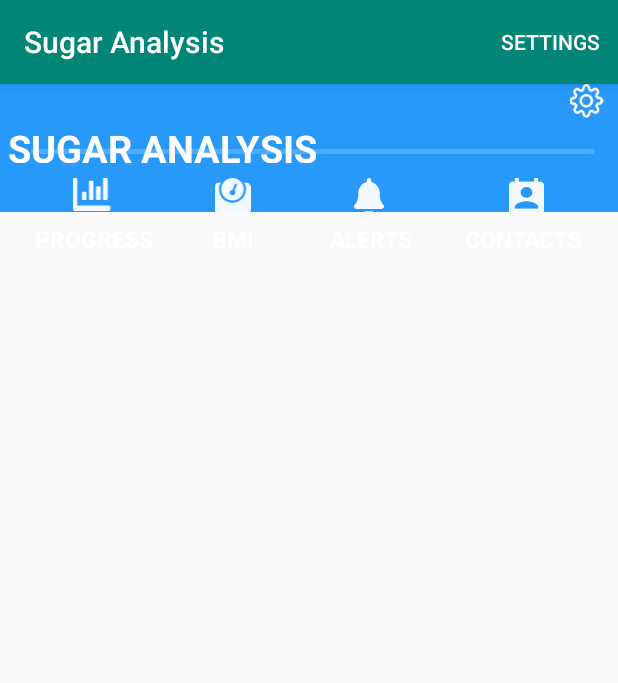
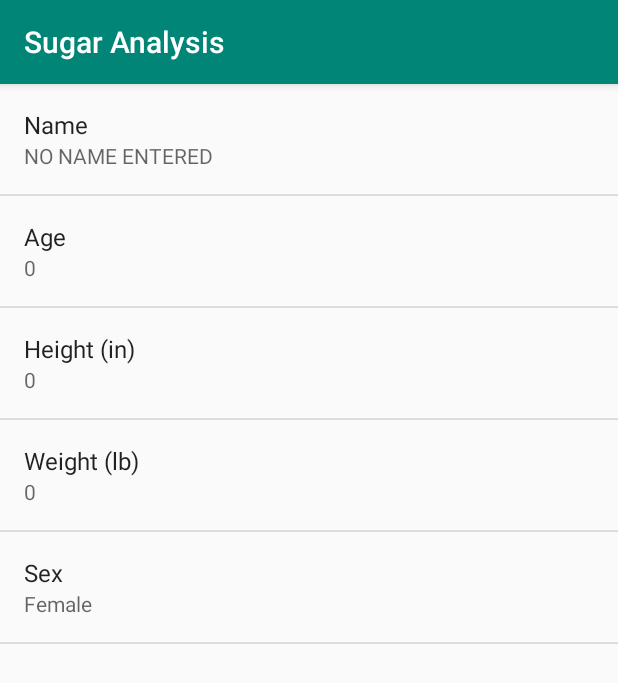
Before and after one commit to noorans/cs115a, an Android app: the screen it shows after launch (MainActivity before the commit, SettingsActivity after it), after a tap on an icon or button, on a phone screen of 412 x 824 dp. Shown: the top 683 px of the screen. Run offline under Robolectric (Android 15) with nearby library versions, the phone set to English and light mode, and no system bars.

Commit message:
Implemented homepage UI and connected settings page to settings icon

```diff
--- a/SugarAnalysis/app/src/main/java/com/example/sugaranalysis/MainActivity.java
+++ b/SugarAnalysis/app/src/main/java/com/example/sugaranalysis/MainActivity.java
@@ -32,8 +32,8 @@ public class MainActivity extends AppCompatActivity {
         settingsButton.setOnClickListener(new View.OnClickListener() {
             @Override
             public void onClick(View view) {
-                //Intent intent = new Intent(MainActivity.this, SettingsActivity.class);
-                //startActivity(intent);
+                Intent intent = new Intent(MainActivity.this, SettingsActivity.class);
+                startActivity(intent);
             }
         });
 
--- a/SugarAnalysis/app/src/main/res/layout/activity_main.xml
+++ b/SugarAnalysis/app/src/main/res/layout/activity_main.xml
@@ -17,7 +17,7 @@
             android:layout_height="wrap_content"
             android:layout_alignParentTop="true"
             android:adjustViewBounds="true"
-            android:src="@drawable/bluerectangle2" />
+            android:src="@drawable/bluerectangle" />
 
         <TextView
             android:id="@+id/sugarAnalysisTitle"
@@ -32,8 +32,7 @@
             android:textStyle="bold"
             android:layout_marginLeft="5dp"
             android:layout_marginTop="25dp"
-            android:textSize="25dp"
-            />
+            android:textSize="25dp"/>
 
         <ImageView
             android:id="@+id/whiteLineTopLabel"
@@ -58,7 +57,7 @@
             android:layout_alignBottom="@id/toplabel"
             android:layout_marginRight="7dp"
             android:layout_marginBottom="30dp"
-            android:src="@drawable/settingsicon1" />
+            android:src="@drawable/settings" />
 
     </RelativeLayout>
 
@@ -71,9 +70,9 @@
             android:layout_width="match_parent"
             android:layout_height="wrap_content"
             android:layout_alignParentTop="true"
-            android:layout_marginTop="-20dp"
+            android:layout_marginTop="-30dp"
             android:adjustViewBounds="true"
-            android:src="@drawable/bluerectangle2" />
+            android:src="@drawable/bluerectangle" />
 
         <ImageView
             android:id="@+id/progressIcon"
@@ -82,8 +81,8 @@
             android:layout_alignLeft="@id/toplabel2"
             android:layout_alignRight="@id/toplabel2"
             android:layout_marginRight="290dp"
-            android:layout_marginTop="10dp"
-            android:src="@drawable/progressicon1" />
+            android:layout_marginTop="1.5dp"
+            android:src="@drawable/progreschart1" />
 
         <TextView
             android:id="@+id/progressLabel"
@@ -92,7 +91,7 @@
             android:layout_alignLeft="@id/toplabel2"
             android:layout_alignRight="@id/toplabel2"
             android:layout_marginLeft="23dp"
-            android:layout_marginTop="40dp"
+            android:layout_marginTop="28dp"
             android:text="@string/progress_label"
             android:textColor="@color/colorWhite"
             android:textSize="15dp"
@@ -104,9 +103,9 @@
             android:layout_height="wrap_content"
             android:layout_alignLeft="@id/toplabel2"
             android:layout_alignRight="@id/toplabel2"
-            android:layout_marginTop="10dp"
+            android:layout_marginTop="-1dp"
             android:layout_marginRight="102dp"
-            android:src="@drawable/weighticon1" />
+            android:src="@drawable/bmiicon1" />
 
         <TextView
             android:id="@+id/bmiLabel"
@@ -115,7 +114,7 @@
             android:layout_alignLeft="@id/toplabel2"
             android:layout_alignRight="@id/toplabel2"
             android:layout_marginLeft="141dp"
-            android:layout_marginTop="40dp"
+            android:layout_marginTop="27.8dp"
             android:text="@string/bmi_label"
             android:textColor="@color/colorWhite"
             android:textSize="15dp"
@@ -128,7 +127,7 @@
             android:layout_alignLeft="@id/toplabel2"
             android:layout_alignRight="@id/toplabel2"
             android:layout_marginLeft="80dp"
-            android:layout_marginTop="10dp"
+            android:layout_marginTop="-1.4dp"
             android:src="@drawable/bellicon1" />
 
         <TextView
@@ -138,7 +137,7 @@
             android:layout_alignLeft="@id/toplabel2"
             android:layout_alignRight="@id/toplabel2"
             android:layout_marginLeft="220dp"
-            android:layout_marginTop="40dp"
+            android:layout_marginTop="27.8dp"
             android:text="@string/bell_label"
             android:textColor="@color/colorWhite"
             android:textSize="15dp"
@@ -151,7 +150,7 @@
             android:layout_alignLeft="@id/toplabel2"
             android:layout_alignRight="@id/toplabel2"
             android:layout_marginLeft="290dp"
-            android:layout_marginTop="10dp"
+            android:layout_marginTop="-1dp"
             android:src="@drawable/usericon1" />
 
         <TextView
@@ -161,7 +160,7 @@
             android:layout_alignLeft="@id/toplabel2"
             android:layout_alignRight="@id/toplabel2"
             android:layout_marginLeft="310dp"
-            android:layout_marginTop="40dp"
+            android:layout_marginTop="27.8dp"
             android:text="@string/contact_label"
             android:textColor="@color/colorWhite"
             android:textSize="15dp"
```
